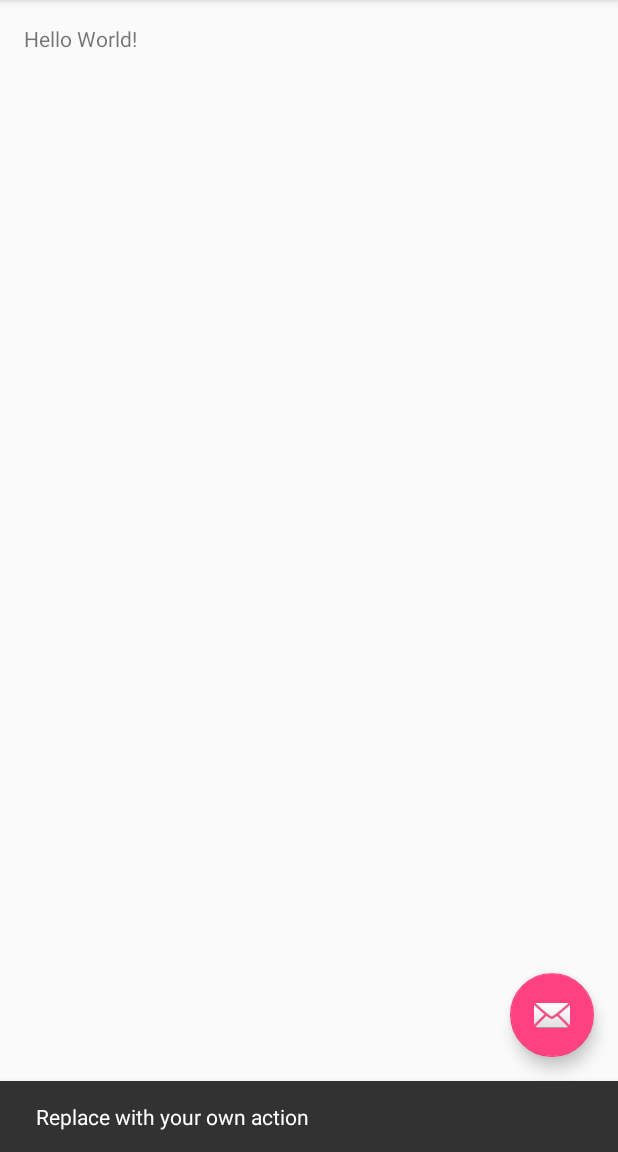
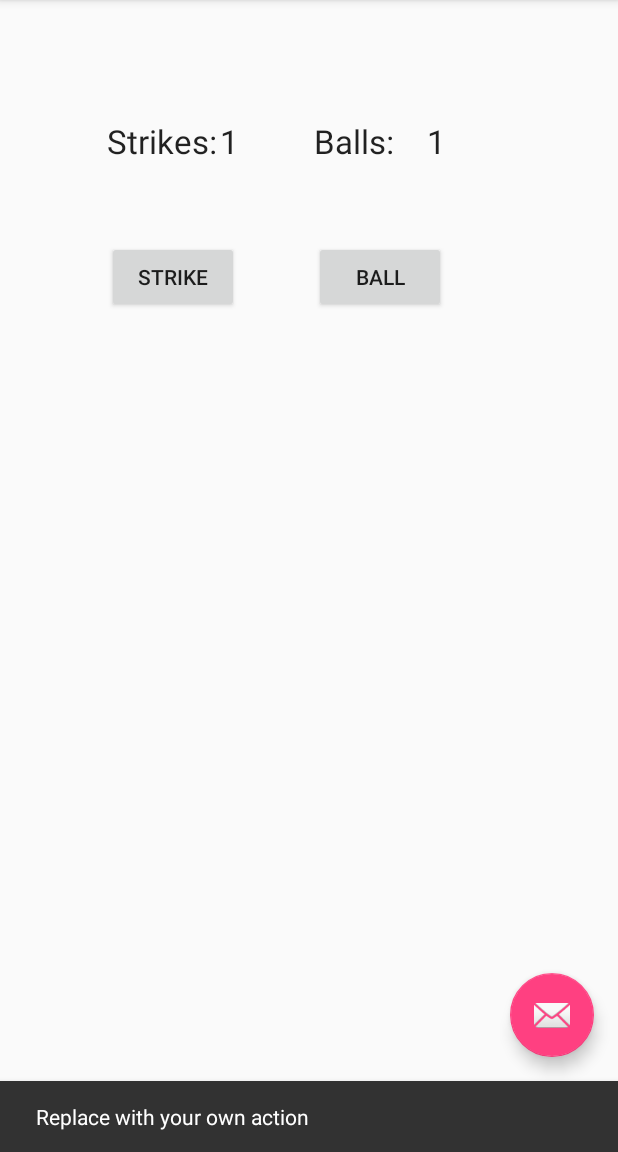
Before and after one commit to eawww/Umpire_Buddy, an Android app: the screen it shows after launch (Umpirebuddy), after a tap on an icon or button, on a phone screen of 412 x 824 dp, the part 84-1236 px from its top. Run offline under Robolectric (Android 15) with nearby library versions, the phone set to English and light mode, and no system bars; 2 other taps on this screen came first.

Commit message:
add layout and widgets, implement logic for counting balls and strikes

```diff
--- a/app/src/main/java/eawww/umpire_buddy/Umpirebuddy.java
+++ b/app/src/main/java/eawww/umpire_buddy/Umpirebuddy.java
@@ -8,8 +8,17 @@ import android.support.v7.widget.Toolbar;
 import android.view.View;
 import android.view.Menu;
 import android.view.MenuItem;
+import android.widget.Button;
+import android.widget.TextView;
+import android.widget.Toast;
 
 public class Umpirebuddy extends AppCompatActivity {
+
+    private Button mBallButton;     //button to increment ball count
+    private Button mStrikeButton;   //button to increment strike count
+    private TextView mNumBalls;     //displays and keeps track of ball count
+    private TextView mNumStrikes;   //displays and keeps track of strike count
+
 
     @Override
     protected void onCreate(Bundle savedInstanceState) {
@@ -17,6 +26,47 @@ public class Umpirebuddy extends AppCompatActivity {
         setContentView(R.layout.activity_umpirebuddy);
         Toolbar toolbar = (Toolbar) findViewById(R.id.toolbar);
         setSupportActionBar(toolbar);
+
+        //create references to textviews
+        mNumBalls = (TextView)findViewById(R.id.ball_number);
+        mNumStrikes = (TextView)findViewById(R.id.strike_number);
+
+        //create reference to ball_button
+        mBallButton = (Button)findViewById(R.id.ball_button);
+        mBallButton.setOnClickListener(new View.OnClickListener() {
+            @Override
+            public void onClick(View v) {
+                //logic for ball button
+                if(Integer.parseInt((String)mNumBalls.getText()) < 3)
+                    mNumBalls.setText(Integer.toString(Integer.parseInt((String)mNumBalls
+                            .getText()) + 1));
+                else {
+                    Toast.makeText(Umpirebuddy.this,
+                            R.string.walk_toast,
+                            Toast.LENGTH_SHORT).show();
+                    mNumBalls.setText("0");
+                    mNumStrikes.setText("0");
+                }
+            }
+        });
+        //create reference to strike_button
+        mStrikeButton = (Button)findViewById(R.id.strike_button);
+        mStrikeButton.setOnClickListener(new View.OnClickListener(){
+            @Override
+            public void onClick(View v){
+                //logic for strike button
+                if(Integer.parseInt((String)mNumStrikes.getText()) < 2)
+                    mNumStrikes.setText(Integer.toString(Integer.parseInt((String)mNumStrikes.
+                            getText()) + 1));
+                else {
+                    Toast.makeText(Umpirebuddy.this,
+                            R.string.out_toast,
+                            Toast.LENGTH_SHORT).show();
+                    mNumStrikes.setText("0");
+                    mNumBalls.setText("0");
+                }
+            }
+        });
 
         FloatingActionButton fab = (FloatingActionButton) findViewById(R.id.fab);
         fab.setOnClickListener(new View.OnClickListener() {
--- a/app/src/main/res/layout/content_umpirebuddy.xml
+++ b/app/src/main/res/layout/content_umpirebuddy.xml
@@ -12,8 +12,61 @@
     tools:context="eawww.umpire_buddy.Umpirebuddy"
     tools:showIn="@layout/activity_umpirebuddy">
 
+    <Button
+        android:layout_width="wrap_content"
+        android:layout_height="wrap_content"
+        android:text="@string/ball_button_text"
+        android:id="@+id/ball_button"
+        android:layout_alignTop="@+id/strike_button"
+        android:layout_alignStart="@+id/textView" />
+
+    <Button
+        android:layout_width="wrap_content"
+        android:layout_height="wrap_content"
+        android:text="@string/strike_button_text"
+        android:id="@+id/strike_button"
+        android:layout_below="@+id/strike_text"
+        android:layout_alignParentStart="true"
+        android:layout_marginStart="55dp"
+        android:layout_marginTop="52dp" />
+
     <TextView
         android:layout_width="wrap_content"
         android:layout_height="wrap_content"
-        android:text="Hello World!" />
+        android:textAppearance="?android:attr/textAppearanceLarge"
+        android:text="@string/strike_text_text"
+        android:id="@+id/strike_text"
+        android:layout_marginTop="63dp"
+        android:layout_alignParentTop="true"
+        android:layout_alignStart="@+id/strike_button" />
+
+    <TextView
+        android:layout_width="wrap_content"
+        android:layout_height="wrap_content"
+        android:textAppearance="?android:attr/textAppearanceLarge"
+        android:text="0"
+        android:id="@+id/strike_number"
+        android:layout_alignTop="@+id/strike_text"
+        android:layout_alignEnd="@+id/strike_button" />
+
+    <TextView
+        android:layout_width="wrap_content"
+        android:layout_height="wrap_content"
+        android:textAppearance="?android:attr/textAppearanceLarge"
+        android:text="@string/ball_text_text"
+        android:id="@+id/textView"
+        android:layout_alignTop="@+id/strike_number"
+        android:layout_toEndOf="@+id/strike_number"
+        android:layout_marginStart="50dp" />
+
+    <TextView
+        android:layout_width="wrap_content"
+        android:layout_height="wrap_content"
+        android:textAppearance="?android:attr/textAppearanceLarge"
+        android:text="0"
+        android:id="@+id/ball_number"
+        android:layout_above="@+id/strike_button"
+        android:layout_toStartOf="@+id/strike_text"
+        android:layout_alignEnd="@+id/ball_button" />
+
 </RelativeLayout>
--- a/app/src/main/res/values/strings.xml
+++ b/app/src/main/res/values/strings.xml
@@ -1,4 +1,10 @@
 <resources>
     <string name="app_name">Umpire_Buddy</string>
     <string name="action_settings">Settings</string>
+    <string name="strike_button_text">Strike</string>
+    <string name="ball_button_text">Ball</string>
+    <string name="strike_text_text">Strikes: </string>
+    <string name="ball_text_text">Balls: </string>
+    <string name="out_toast">Out!</string>
+    <string name="walk_toast">Walk!</string>
 </resources>
```
